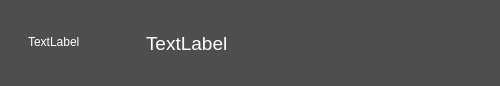
Above: Dialogshutdown.ui from noodleBin/Tram_DMI before the change. Below: the same form after it.
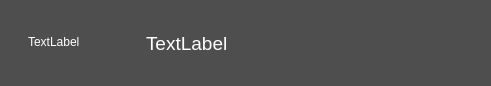
That is the form after the change.

Diff of the .ui file:
```diff
--- a/Dialogshutdown.ui
+++ b/Dialogshutdown.ui
@@ -6,7 +6,7 @@
    <rect>
     <x>0</x>
     <y>0</y>
-    <width>500</width>
+    <width>491</width>
     <height>86</height>
    </rect>
   </property>
```
